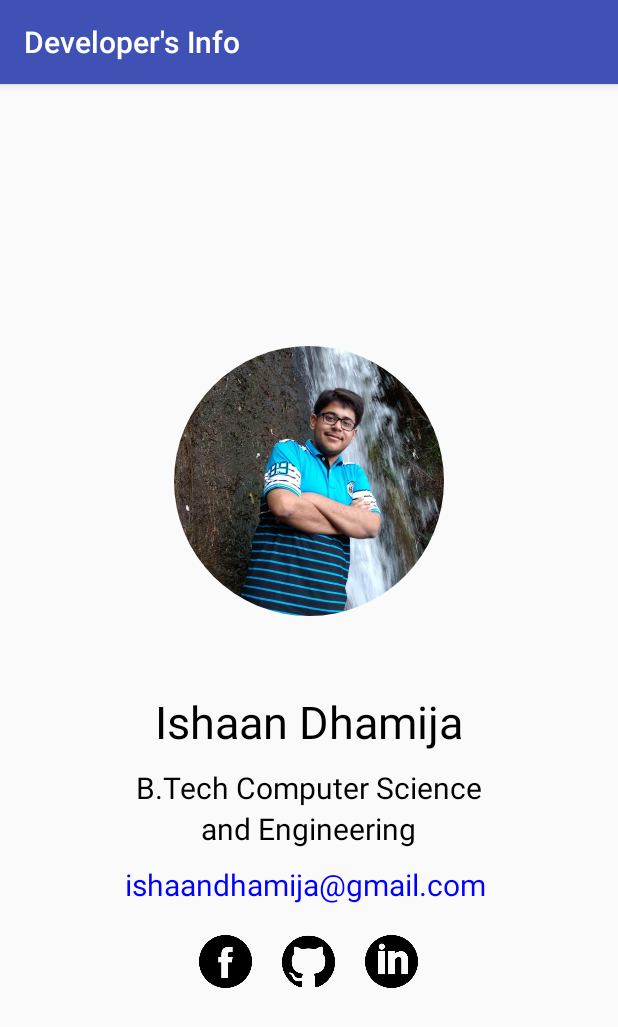
After one commit to ishaandhamija/Silent-Pesterers, an Android app: the AboutUsActivity screen opened directly, with no data from a screen before it, on a phone screen of 412 x 824 dp. The commit adds this screen. Shown: the top 1027 px of the screen. Run offline under Robolectric (Android 15) with nearby library versions, the phone set to English and light mode, and no system bars; our stand-ins replace CircleImageView.

Commit message:
minor changes

```diff
--- a/app/build.gradle
+++ b/app/build.gradle
@@ -28,5 +28,6 @@ dependencies {
     compile 'com.android.support.constraint:constraint-layout:1.0.1'
     compile 'com.android.support:design:25.3.1'
     compile 'com.android.support:recyclerview-v7:25.3.1-alpha1'
+    compile 'de.hdodenhof:circleimageview:2.1.0'
     testCompile 'junit:junit:4.12'
 }
--- /dev/null
+++ b/app/src/main/java/com/example/ishaandhamija/pesterers/Activities/AboutUsActivity.java
@@ -0,0 +1,71 @@
+package com.example.ishaandhamija.pesterers.Activities;
+
+import android.content.Intent;
+import android.net.Uri;
+import android.support.v7.app.AppCompatActivity;
+import android.os.Bundle;
+import android.view.View;
+import android.widget.ImageView;
+import android.widget.TextView;
+
+import com.example.ishaandhamija.pesterers.R;
+
+public class AboutUsActivity extends AppCompatActivity {
+
+    TextView mail;
+    ImageView fb, gh, li;
+
+    @Override
+    protected void onCreate(Bundle savedInstanceState) {
+        super.onCreate(savedInstanceState);
+        setContentView(R.layout.activity_about_us);
+
+        mail = (TextView) findViewById(R.id.mail);
+        fb = (ImageView) findViewById(R.id.fb);
+        gh = (ImageView) findViewById(R.id.gh);
+        li = (ImageView) findViewById(R.id.li);
+
+        fb.setOnClickListener(new View.OnClickListener() {
+            @Override
+            public void onClick(View v) {
+                openWebPage("https://www.facebook.com/ishaan.dhamija.5");
+            }
+        });
+
+        gh.setOnClickListener(new View.OnClickListener() {
+            @Override
+            public void onClick(View v) {
+                openWebPage("https://github.com/ishaandhamija");
+            }
+        });
+
+        li.setOnClickListener(new View.OnClickListener() {
+            @Override
+            public void onClick(View v) {
+                openWebPage("https://www.linkedin.com/in/ishaan-dhamija-108ba385/");
+            }
+        });
+
+        mail.setOnClickListener(new View.OnClickListener() {
+            @Override
+            public void onClick(View v) {
+                sendEmail();
+            }
+        });
+    }
+
+    void openWebPage(String url){
+        Uri uri = Uri.parse(url);
+        Intent intent = new Intent(Intent.ACTION_VIEW, uri);
+        startActivity(intent);
+    }
+
+    void sendEmail(){
+        Intent email = new Intent(Intent.ACTION_SEND);
+        email.setType("message/rfc822");
+        email.putExtra(Intent.EXTRA_EMAIL  , new String[]{"ishaandhamija@gmail.com"});
+        email.putExtra(Intent.EXTRA_SUBJECT, "Feedback/Query");
+        startActivity(Intent.createChooser(email, "Send mail..."));
+    }
+
+}
--- a/app/src/main/java/com/example/ishaandhamija/pesterers/DBUtils/DBHelper.java
+++ b/app/src/main/java/com/example/ishaandhamija/pesterers/DBUtils/DBHelper.java
@@ -59,6 +59,11 @@ public class DBHelper extends SQLiteOpenHelper {
         db.execSQL("DELETE FROM " + TABLE_NAME + " WHERE " + COL_3 + "= '" + number + "'");
     }
 
+    public void deleteTable(){
+        SQLiteDatabase db = this.getWritableDatabase();
+        db.execSQL("DELETE FROM " + TABLE_NAME);
+    }
+
     public Cursor getAllData() {
         SQLiteDatabase db = this.getWritableDatabase();
         Cursor res = db.rawQuery("select * from "+TABLE_NAME,null);
--- /dev/null
+++ b/app/src/main/res/layout/activity_about_us.xml
@@ -0,0 +1,101 @@
+<?xml version="1.0" encoding="utf-8"?>
+<LinearLayout xmlns:android="http://schemas.android.com/apk/res/android"
+    xmlns:app="http://schemas.android.com/apk/res-auto"
+    xmlns:tools="http://schemas.android.com/tools"
+    android:layout_width="match_parent"
+    android:layout_height="match_parent"
+    android:orientation="vertical"
+    tools:context="com.example.ishaandhamija.pesterers.Activities.AboutUsActivity">
+
+    <ScrollView
+        android:layout_width="match_parent"
+        android:layout_height="match_parent"
+        android:layout_gravity="center">
+
+    <LinearLayout
+        android:layout_width="match_parent"
+        android:layout_gravity="center"
+        android:layout_height="match_parent"
+        android:orientation="vertical">
+
+    <de.hdodenhof.circleimageview.CircleImageView
+        xmlns:app="http://schemas.android.com/apk/res-auto"
+        android:id="@+id/profile_image"
+        android:layout_width="180dp"
+        android:layout_height="180dp"
+        android:src="@drawable/ishaan"
+        app:civ_border_width="0dp"
+        app:civ_border_color="#FF000000"
+        android:layout_gravity="center"
+        android:layout_marginTop="10sp"/>
+
+    <TextView
+        android:layout_width="wrap_content"
+        android:layout_height="wrap_content"
+        android:text="Ishaan Dhamija"
+        android:textSize="30sp"
+        android:textColor="#000"
+        android:layout_gravity="center"
+        android:layout_marginTop="50sp"/>
+
+    <TextView
+        android:layout_width="wrap_content"
+        android:layout_height="wrap_content"
+        android:text="B.Tech Computer Science"
+        android:layout_gravity="center"
+        android:textSize="20sp"
+        android:textColor="#000"
+        android:layout_marginTop="10sp"/>
+
+    <TextView
+        android:layout_width="wrap_content"
+        android:layout_height="wrap_content"
+        android:text="and Engineering"
+        android:layout_gravity="center"
+        android:textSize="20sp"
+        android:textColor="#000"/>
+
+    <TextView
+        android:layout_width="wrap_content"
+        android:layout_height="wrap_content"
+        android:text="ishaandhamija@gmail.com "
+        android:layout_gravity="center"
+        android:textSize="20sp"
+        android:layout_marginTop="10sp"
+        android:textColor="#0000FF"
+        android:id="@+id/mail"/>
+
+    <LinearLayout
+        android:layout_width="wrap_content"
+        android:layout_height="wrap_content"
+        android:layout_gravity="center"
+        android:orientation="horizontal"
+        android:layout_marginTop="20sp">
+
+        <ImageView
+            android:layout_width="35sp"
+            android:layout_height="35sp"
+            android:src="@drawable/fb"
+            android:id="@+id/fb"/>
+
+        <ImageView
+            android:layout_width="35sp"
+            android:layout_height="35sp"
+            android:src="@drawable/gh"
+            android:layout_marginLeft="20sp"
+            android:layout_marginRight="20sp"
+            android:id="@+id/gh"/>
+
+        <ImageView
+            android:layout_width="35sp"
+            android:layout_height="35sp"
+            android:src="@drawable/li"
+            android:id="@+id/li"/>
+
+
+    </LinearLayout>
+
+        </LinearLayout>
+    </ScrollView>
+
+</LinearLayout>
--- a/app/src/main/res/layout/all_contact_sample.xml
+++ b/app/src/main/res/layout/all_contact_sample.xml
@@ -13,13 +13,14 @@
         <ImageView
             android:layout_width="wrap_content"
             android:layout_height="wrap_content"
-            android:src="@drawable/circle"/>
+            android:background="@drawable/circle"
+            android:id="@+id/circle"/>
 
         <TextView
             android:layout_width="wrap_content"
             android:layout_height="wrap_content"
             android:layout_gravity="center"
-            android:text="Z"
+            android:text="I"
             android:textColor="#FFF"
             android:textSize="25sp"
             android:id="@+id/contactLetter"/>
```
Also changed, not shown: app/src/main/AndroidManifest.xml (+9 -2 lines), app/src/main/java/com/example/ishaandhamija/pesterers/Activities/MainActivity.java (+29 -2 lines), app/src/main/java/com/example/ishaandhamija/pesterers/Utils/AllContactsAdapter.java (+20 -0 lines), app/src/main/java/com/example/ishaandhamija/pesterers/Utils/AllContactsHolder.java (+7 -1 lines), app/src/main/res/menu/menu_main.xml (+9 -1 lines), app/src/main/res/drawable/fb.png (added), app/src/main/res/drawable/gh.png (added), app/src/main/res/drawable/ishaan.jpg (added), app/src/main/res/drawable/li.png (added).
